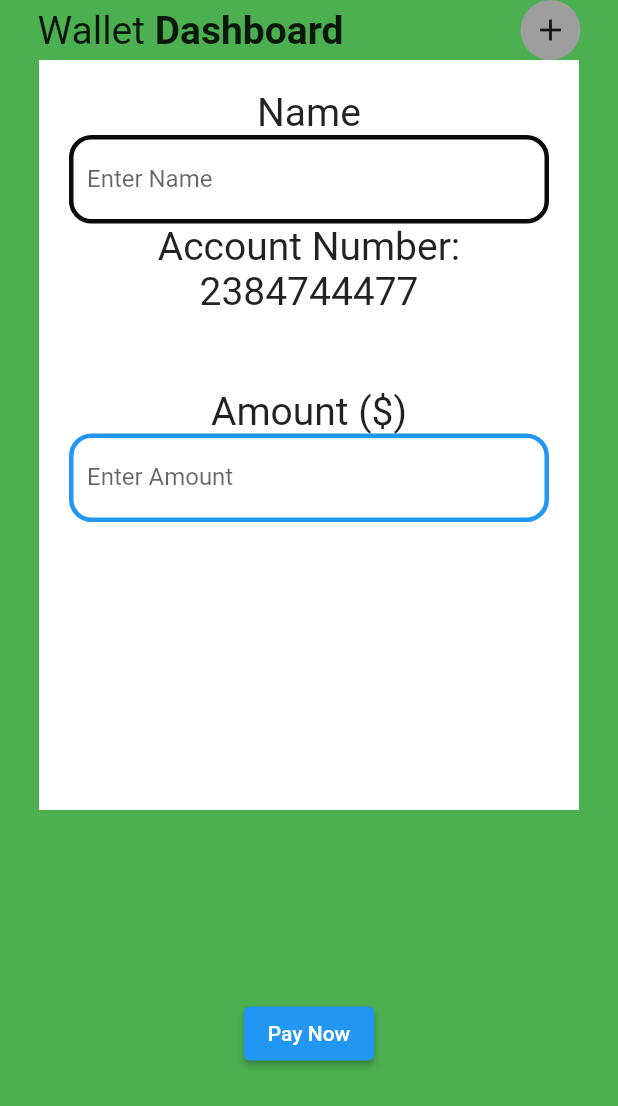
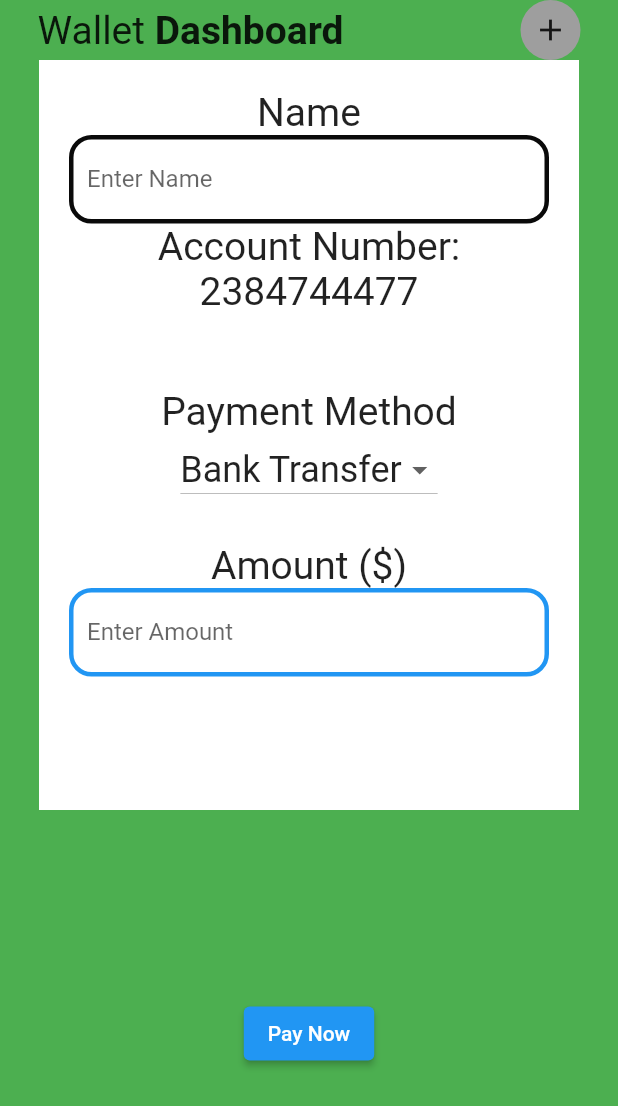
Before and after one commit to christiankelechi/sixammartwallet, a Flutter app: the TopUpFunction screen opened directly, on a phone screen of 412 x 824 dp. Shown: the top 1106 px of the screen. Run offline on Flutter 3.47's test engine with Material 2 defaults, Android fonts, the phone set to English and light mode, and no system bars.

Commit message:
added payment method options

```diff
--- a/lib/screens/top_up_view.dart
+++ b/lib/screens/top_up_view.dart
@@ -10,6 +10,8 @@ class TopUpFunction extends StatefulWidget {
 }
 
 class _TopUpFunctionState extends State<TopUpFunction> {
+  List<String> items=['Bank Transfer','Binance','Trust Wallet','Flutter wave'];
+  String? selectedItem='Bank Transfer';
   @override
   Widget build(BuildContext context) {
     return Scaffold(
@@ -72,6 +74,20 @@ class _TopUpFunctionState extends State<TopUpFunction> {
                     SizedBox(height: 25,),
 
                   SizedBox(height: 25,),
+                  Column(children: [
+                    Text(
+
+                    'Payment Method',style: TextStyle(fontSize: 26,),
+                    textAlign: TextAlign.left,
+                  ),
+                 DropdownButton<String>(items:items.map((item) => DropdownMenuItem<String>(value: item,child: Text(item,style: TextStyle(fontSize: 24))),).toList(),
+                 value: selectedItem,
+                 onChanged: (item)=>setState(()=>selectedItem=item),
+                 ),
+                  ],
+                  ),
+                  SizedBox(height: 25,),
+
                   Text(
 
                     'Amount \(\$\)',style: TextStyle(fontSize: 26,),
@@ -90,10 +106,10 @@ class _TopUpFunctionState extends State<TopUpFunction> {
                   borderSide: const BorderSide(width: 3, color: Color.fromRGBO(12, 11, 11, 1)),
                   borderRadius: BorderRadius.circular(15),
                 ))),
-
                   SizedBox(height: 25,),
                             ]),
                 ),
+
               ),
             ),
             SizedBox(height: 25,),
@@ -117,6 +133,7 @@ class _TopUpFunctionState extends State<TopUpFunction> {
           //     mainAxisAlignment: MainAxisAlignment.spaceBetween,
           //     children: [Text('Balance'), Text('2990000')],)
           // ],)
+
            ]
           ),
 
@@ -126,4 +143,7 @@ class _TopUpFunctionState extends State<TopUpFunction> {
     );
 
   }
+void dropdownCallback(String? selectedValue){
+
 }
+}
```
